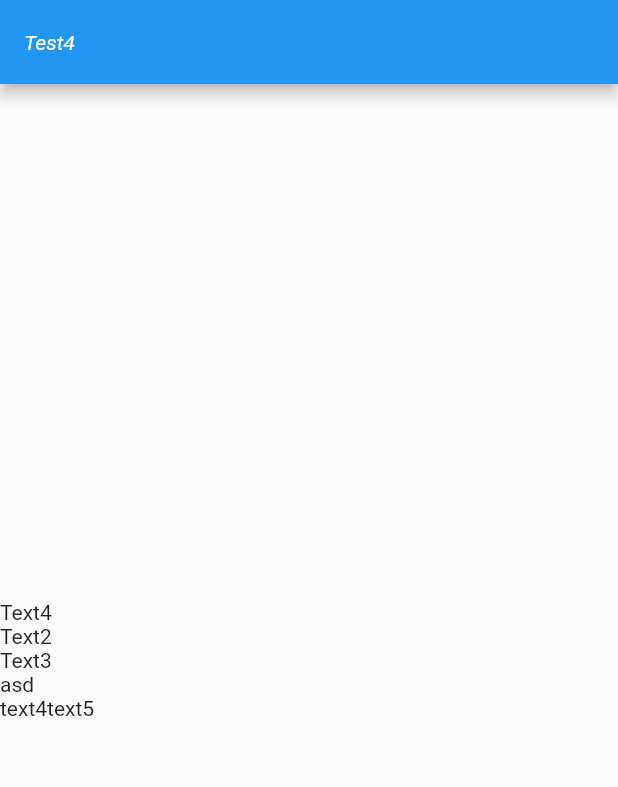
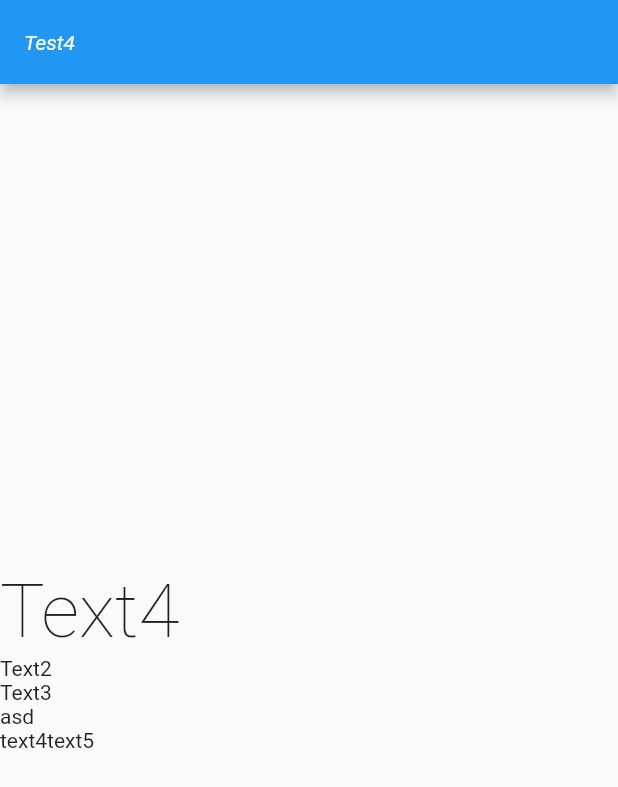
Before and after one commit to ditw11mhs/mid_app, a Flutter app: the screen it shows after launch, on a phone screen of 412 x 824 dp. Shown: the top 787 px of the screen. Run offline on Flutter 3.47's test engine with Material 2 defaults, Android fonts, the phone set to English and light mode, and no system bars; our stand-ins replace google_fonts.

Commit message:
Added Google Font Dependencies

```diff
--- a/lib/main.dart
+++ b/lib/main.dart
@@ -1,4 +1,5 @@
 import 'package:flutter/material.dart';
+import 'package:google_fonts/google_fonts.dart';
 
 void main() => runApp(MyApp());
 
@@ -17,7 +18,10 @@ class MyApp extends StatelessWidget {
             mainAxisAlignment: MainAxisAlignment.center,
             crossAxisAlignment: CrossAxisAlignment.start,
             children: <Widget>[
-              Text('Text4'),
+              Text('Text4',
+                  style: GoogleFonts.roboto(
+                      textStyle: TextStyle(
+                          fontSize: 50, fontWeight: FontWeight.w100))),
               Text('Text2'),
               Text('Text3'),
               Text('asd'),
--- a/pubspec.yaml
+++ b/pubspec.yaml
@@ -23,6 +23,8 @@ environment:
 dependencies:
   flutter:
     sdk: flutter
+
+  google_fonts: ^2.1.0
 
 
   # The following adds the Cupertino Icons font to your application.
```
Also changed, not shown: pubspec.lock.
